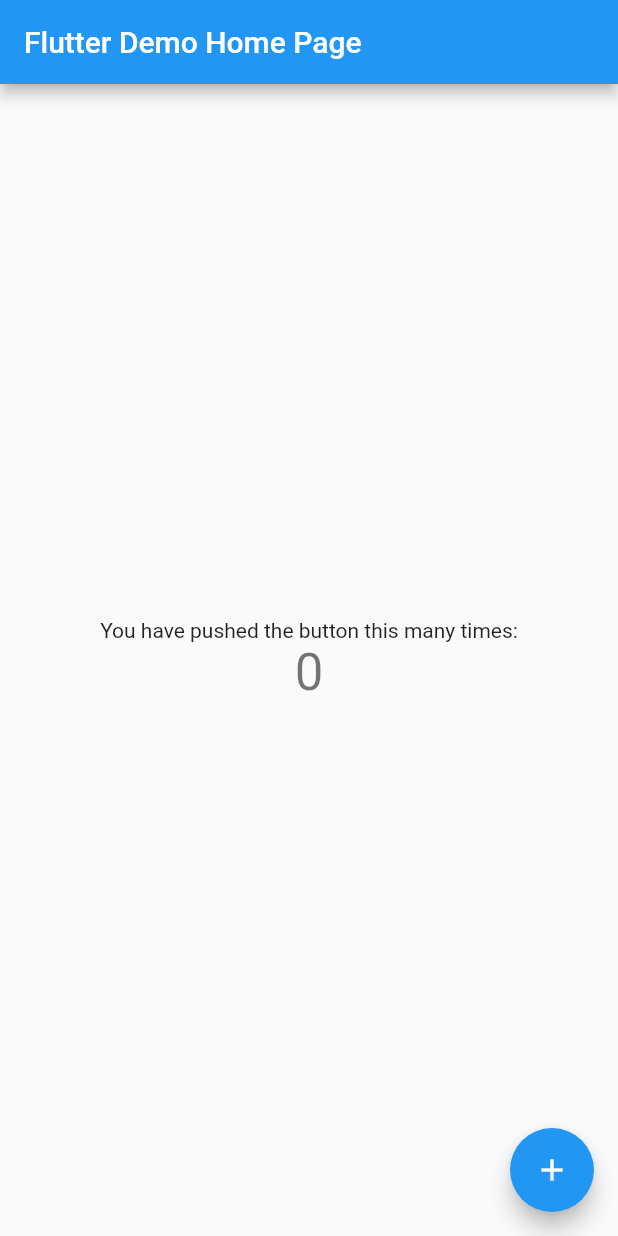
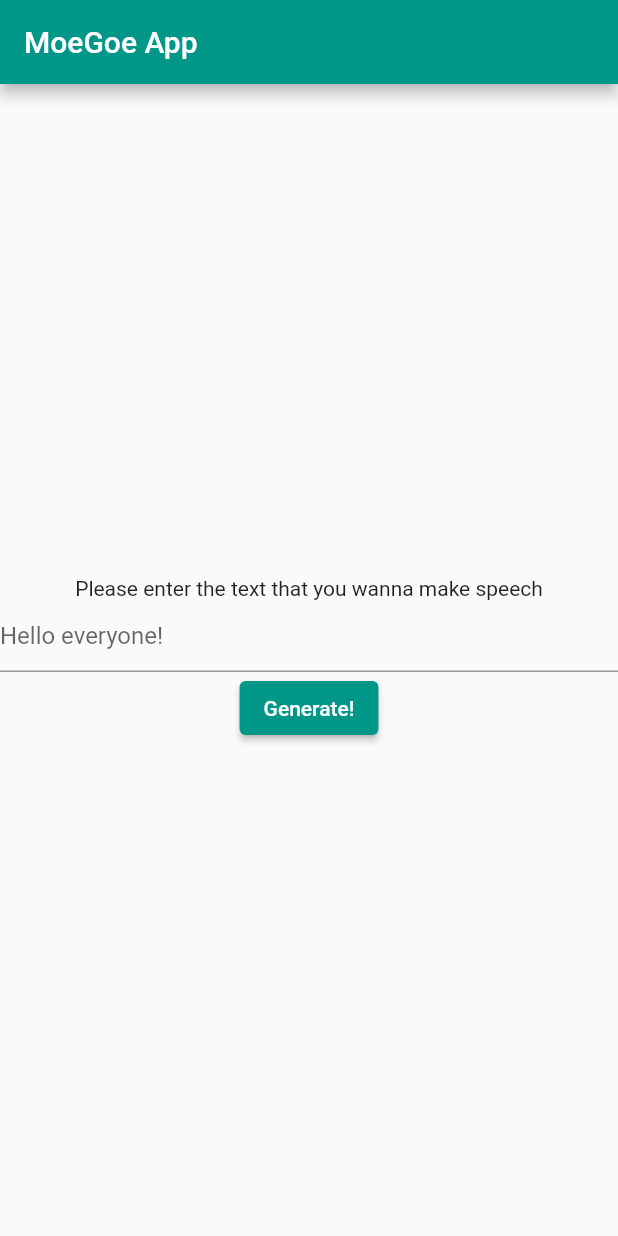
Before and after one commit to agoyr/moegoe_app, a Flutter app: the screen it shows after launch, on a phone screen of 412 x 824 dp. Run offline on Flutter 3.47's test engine with Material 2 defaults, Android fonts, the phone set to English and light mode, and no system bars.

Commit message:
make overview

```diff
--- a/lib/main.dart
+++ b/lib/main.dart
@@ -13,103 +13,57 @@
     return MaterialApp(
       title: 'Flutter Demo',
       theme: ThemeData(
-        // This is the theme of your application.
-        //
-        // Try running your application with "flutter run". You'll see the
-        // application has a blue toolbar. Then, without quitting the app, try
-        // changing the primarySwatch below to Colors.green and then invoke
-        // "hot reload" (press "r" in the console where you ran "flutter run",
-        // or simply save your changes to "hot reload" in a Flutter IDE).
-        // Notice that the counter didn't reset back to zero; the application
-        // is not restarted.
-        primarySwatch: Colors.blue,
+        primarySwatch: Colors.teal,
+        //primaryTextTheme: TextTheme(),
       ),
-      home: const MyHomePage(title: 'Flutter Demo Home Page'),
+      home: const SendingForm(title: 'MoeGoe App'),
     );
   }
 }
 
-class MyHomePage extends StatefulWidget {
-  const MyHomePage({super.key, required this.title});
-
-  // This widget is the home page of your application. It is stateful, meaning
-  // that it has a State object (defined below) that contains fields that affect
-  // how it looks.
-
-  // This class is the configuration for the state. It holds the values (in this
-  // case the title) provided by the parent (in this case the App widget) and
-  // used by the build method of the State. Fields in a Widget subclass are
-  // always marked "final".
+class SendingForm extends StatefulWidget {
+  const SendingForm({super.key, required this.title});
 
   final String title;
 
   @override
-  State<MyHomePage> createState() => _MyHomePageState();
+  State<SendingForm> createState() => _SendingPageState();
 }
 
-class _MyHomePageState extends State<MyHomePage> {
-  int _counter = 0;
-
-  void _incrementCounter() {
-    setState(() {
-      // This call to setState tells the Flutter framework that something has
-      // changed in this State, which causes it to rerun the build method below
-      // so that the display can reflect the updated values. If we changed
-      // _counter without calling setState(), then the build method would not be
-      // called again, and so nothing would appear to happen.
-      _counter++;
-    });
-  }
-
+class _SendingPageState extends State<SendingForm> {
+  final myController = TextEditingController();
   @override
   Widget build(BuildContext context) {
-    // This method is rerun every time setState is called, for instance as done
-    // by the _incrementCounter method above.
-    //
-    // The Flutter framework has been optimized to make rerunning build methods
-    // fast, so that you can just rebuild anything that needs updating rather
-    // than having to individually change instances of widgets.
     return Scaffold(
       appBar: AppBar(
-        // Here we take the value from the MyHomePage object that was created by
-        // the App.build method, and use it to set our appbar title.
         title: Text(widget.title),
       ),
       body: Center(
-        // Center is a layout widget. It takes a single child and positions it
-        // in the middle of the parent.
         child: Column(
-          // Column is also a layout widget. It takes a list of children and
-          // arranges them vertically. By default, it sizes itself to fit its
-          // children horizontally, and tries to be as tall as its parent.
-          //
-          // Invoke "debug painting" (press "p" in the console, choose the
-          // "Toggle Debug Paint" action from the Flutter Inspector in Android
-          // Studio, or the "Toggle Debug Paint" command in Visual Studio Code)
-          // to see the wireframe for each widget.
-          //
-          // Column has various properties to control how it sizes itself and
-          // how it positions its children. Here we use mainAxisAlignment to
-          // center the children vertically; the main axis here is the vertical
-          // axis because Columns are vertical (the cross axis would be
-          // horizontal).
           mainAxisAlignment: MainAxisAlignment.center,
           children: <Widget>[
             const Text(
-              'You have pushed the button this many times:',
+              'Please enter the text that you wanna make speech',
             ),
-            Text(
-              '$_counter',
-              style: Theme.of(context).textTheme.headlineMedium,
+            TextField(
+              decoration: const InputDecoration(
+                hintText: 'Hello everyone!'
+              ),
+              controller: myController,
+            ),
+            ElevatedButton(
+              onPressed: (){
+                final String ttsText = myController.text;
+                print(ttsText);
+              },
+              child: const Text(
+                'Generate!',
+                //style: ,
+              )
             ),
           ],
         ),
       ),
-      floatingActionButton: FloatingActionButton(
-        onPressed: _incrementCounter,
-        tooltip: 'Increment',
-        child: const Icon(Icons.add),
-      ), // This trailing comma makes auto-formatting nicer for build methods.
     );
   }
 }
```
